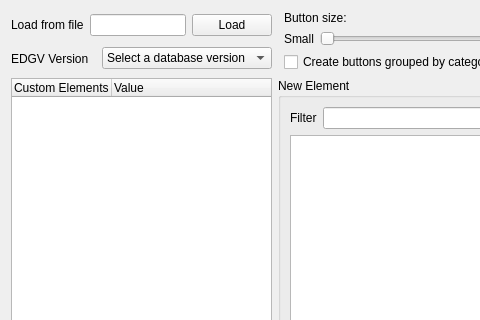
Old version of the form ProductionTools/FieldToolBox/field_setup.ui in the repository dsgoficial/DsgTools; both pictures show x 0 to 480 and y 0 to 320 of the 823 by 676 pixel window.
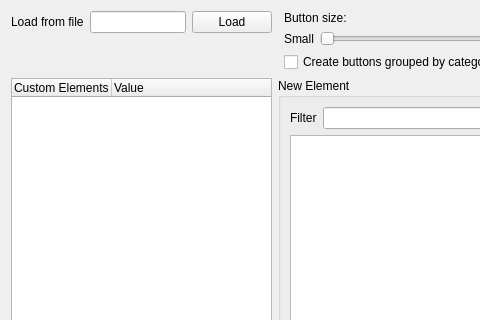
New version of the form.

Commit message: spatialite minor refactory ready on field_setup

```diff
--- a/ProductionTools/FieldToolBox/field_setup.ui
+++ b/ProductionTools/FieldToolBox/field_setup.ui
@@ -81,36 +81,6 @@
      </item>
     </layout>
    </item>
-   <item row="1" column="0">
-    <layout class="QHBoxLayout" name="horizontalLayout_6">
-     <item>
-      <widget class="QLabel" name="label_3">
-       <property name="text">
-        <string>EDGV Version</string>
-       </property>
-      </widget>
-     </item>
-     <item>
-      <widget class="QComboBox" name="versionCombo">
-       <item>
-        <property name="text">
-         <string>Select a database version</string>
-        </property>
-       </item>
-       <item>
-        <property name="text">
-         <string>2.1.3</string>
-        </property>
-       </item>
-       <item>
-        <property name="text">
-         <string>FTer_2a_Ed</string>
-        </property>
-       </item>
-      </widget>
-     </item>
-    </layout>
-   </item>
    <item row="2" column="0">
     <widget class="QTreeWidget" name="treeWidget">
      <property name="columnCount">
```
The commit also changes 3 other files.
